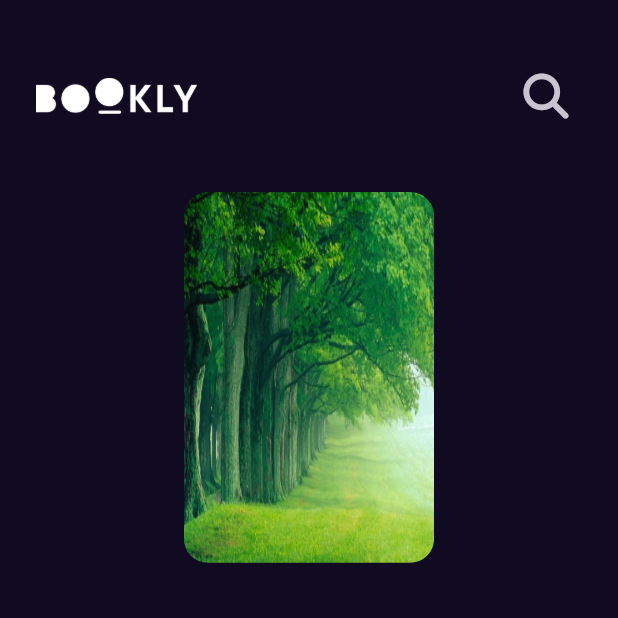
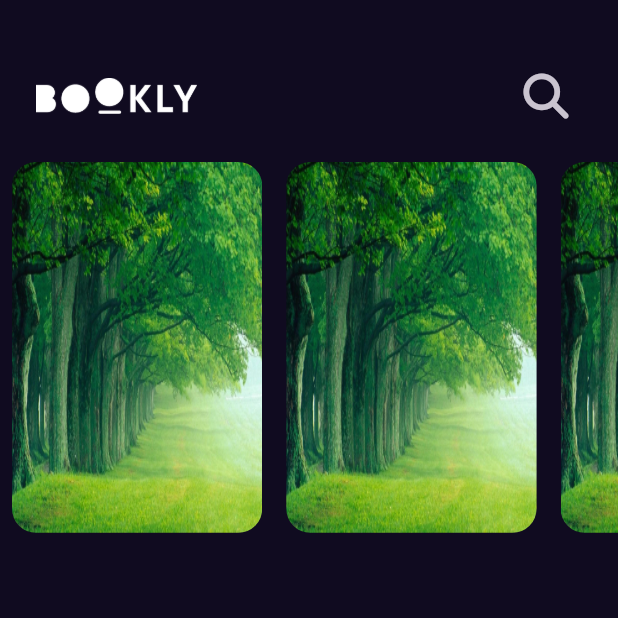
Before and after one commit to mohamedali37/bookly-app, a Flutter app: the screen it shows after launch, on a phone screen of 412 x 824 dp, the top half of it. Run offline on Flutter 3.47's test engine with Material 3 defaults, Android fonts, the phone set to English and light mode, and no system bars; our stand-ins replace font_awesome_flutter, get.

Commit message:
add bookly list view

```diff
--- /dev/null
+++ b/lib/features/home/presentation/views/widgets/bookly_list_view.dart
@@ -0,0 +1,22 @@
+import 'package:bookly_app/features/home/presentation/views/widgets/custom_item_list_view.dart';
+import 'package:flutter/material.dart';
+
+class BooklyListView extends StatelessWidget {
+  const BooklyListView({super.key});
+
+  @override
+  Widget build(BuildContext context) {
+    return SizedBox(
+      height: MediaQuery.of(context).size.height * 0.3,
+      child: ListView.builder(
+        scrollDirection: Axis.horizontal,
+        itemBuilder: (context,index) {
+          return const Padding(
+            padding: EdgeInsets.symmetric(horizontal: 8),
+            child: CustomItemListView(),
+          );
+        }
+        ),
+    );
+  }
+}
--- a/lib/features/home/presentation/views/widgets/custom_app_bar.dart
+++ b/lib/features/home/presentation/views/widgets/custom_app_bar.dart
@@ -8,7 +8,7 @@ class CustomAppBar extends StatelessWidget {
   @override
   Widget build(BuildContext context) {
     return Padding(
-      padding: const EdgeInsets.symmetric(horizontal: 24, vertical: 40),
+      padding: const EdgeInsets.only(left: 24, right: 24, top: 40, bottom: 20),
       child: Row(
         children: [
           Image.asset(
--- a/lib/features/home/presentation/views/widgets/custom_item_list_view.dart
+++ b/lib/features/home/presentation/views/widgets/custom_item_list_view.dart
@@ -5,9 +5,7 @@ class CustomItemListView extends StatelessWidget {
 
   @override
   Widget build(BuildContext context) {
-    return SizedBox(
-      height: MediaQuery.of(context).size.height * 0.3,
-      child: AspectRatio(
+    return AspectRatio(
       aspectRatio: 2.7 / 4,
       child: Container(
         decoration: BoxDecoration(
@@ -17,7 +15,6 @@ class CustomItemListView extends StatelessWidget {
               image: AssetImage('assets/images/nature-images-6.webp'),
             )),
       ),
-      ),
     );
   }
 }
--- a/lib/features/home/presentation/views/widgets/home_view_body.dart
+++ b/lib/features/home/presentation/views/widgets/home_view_body.dart
@@ -1,6 +1,8 @@
+import 'package:bookly_app/features/home/presentation/views/widgets/bookly_list_view.dart';
 import 'package:bookly_app/features/home/presentation/views/widgets/custom_app_bar.dart';
 import 'package:bookly_app/features/home/presentation/views/widgets/custom_item_list_view.dart';
 import 'package:flutter/material.dart';
+import 'package:flutter/widgets.dart';
 
 class HomeViewBody extends StatelessWidget {
   const HomeViewBody({super.key});
@@ -10,7 +12,7 @@ class HomeViewBody extends StatelessWidget {
     return const Column(
       children: [
         CustomAppBar(),
-        CustomItemListView(),
+        BooklyListView(),
       ],
     );
   }
```
Lines whose indentation alone changed are shown as unchanged.
